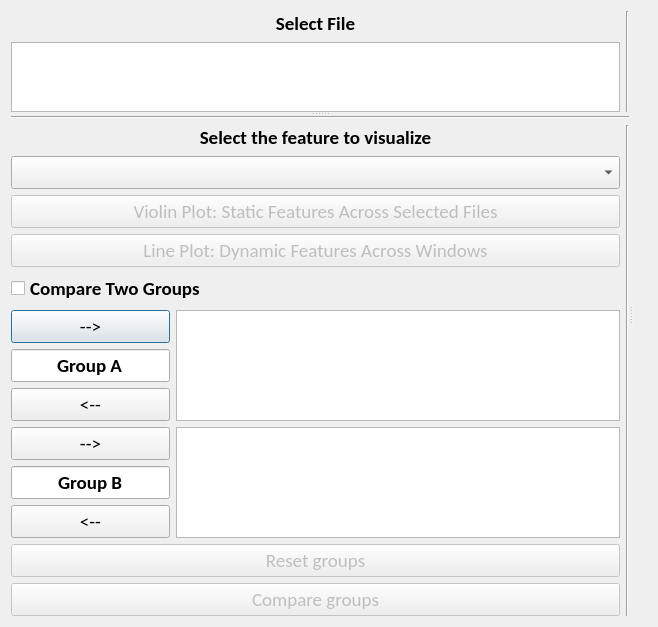
The window that EEG_COMET/ui/FeatureVisualizationWindow.ui (eeg-comet/eeg-comet) describes before a commit, drawn with Qt 5.
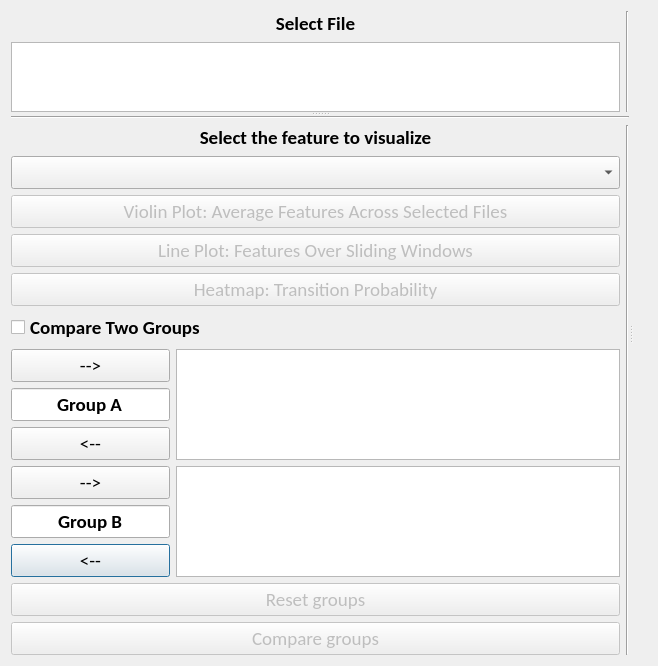
The same window after the commit.

Commit message: improved the feature extraction and visualization

```diff
--- a/EEG_COMET/ui/FeatureVisualizationWindow.ui
+++ b/EEG_COMET/ui/FeatureVisualizationWindow.ui
@@ -7,7 +7,7 @@
     <x>0</x>
     <y>0</y>
     <width>658</width>
-    <height>441</height>
+    <height>475</height>
    </rect>
   </property>
   <property name="font">
@@ -82,129 +82,8 @@
         </item>
        </layout>
       </widget>
-      <widget class="QWidget" name="">
+      <widget class="QWidget" name="layoutWidget">
        <layout class="QGridLayout" name="gridLayout_2">
-        <item row="1" column="2" rowspan="13">
-         <widget class="Line" name="line">
-          <property name="font">
-           <font>
-            <pointsize>14</pointsize>
-           </font>
-          </property>
-          <property name="orientation">
-           <enum>Qt::Vertical</enum>
-          </property>
-         </widget>
-        </item>
-        <item row="2" column="0" colspan="2">
-         <widget class="QComboBox" name="feature_combo">
-          <property name="sizePolicy">
-           <sizepolicy hsizetype="Preferred" vsizetype="Preferred">
-            <horstretch>0</horstretch>
-            <verstretch>0</verstretch>
-           </sizepolicy>
-          </property>
-          <property name="font">
-           <font>
-            <pointsize>14</pointsize>
-           </font>
-          </property>
-         </widget>
-        </item>
-        <item row="6" column="0">
-         <widget class="QPushButton" name="add_group_a_button">
-          <property name="sizePolicy">
-           <sizepolicy hsizetype="Preferred" vsizetype="Preferred">
-            <horstretch>0</horstretch>
-            <verstretch>0</verstretch>
-           </sizepolicy>
-          </property>
-          <property name="font">
-           <font>
-            <pointsize>14</pointsize>
-           </font>
-          </property>
-          <property name="text">
-           <string>--&gt;</string>
-          </property>
-         </widget>
-        </item>
-        <item row="7" column="0">
-         <widget class="QLineEdit" name="group_a_lineedit">
-          <property name="sizePolicy">
-           <sizepolicy hsizetype="Preferred" vsizetype="Preferred">
-            <horstretch>0</horstretch>
-            <verstretch>0</verstretch>
-           </sizepolicy>
-          </property>
-          <property name="font">
-           <font>
-            <pointsize>14</pointsize>
-            <weight>75</weight>
-            <bold>true</bold>
-           </font>
-          </property>
-          <property name="text">
-           <string>Group A</string>
-          </property>
-          <property name="alignment">
-           <set>Qt::AlignCenter</set>
-          </property>
-         </widget>
-        </item>
-        <item row="6" column="1" rowspan="3">
-         <widget class="QListWidget" name="group_a_files_list">
-          <property name="sizePolicy">
-           <sizepolicy hsizetype="MinimumExpanding" vsizetype="Expanding">
-            <horstretch>0</horstretch>
-            <verstretch>0</verstretch>
-           </sizepolicy>
-          </property>
-          <property name="font">
-           <font>
-            <pointsize>14</pointsize>
-            <italic>true</italic>
-           </font>
-          </property>
-         </widget>
-        </item>
-        <item row="3" column="0" colspan="2">
-         <widget class="QPushButton" name="plot_all_static_button">
-          <property name="enabled">
-           <bool>false</bool>
-          </property>
-          <property name="sizePolicy">
-           <sizepolicy hsizetype="Preferred" vsizetype="Preferred">
-            <horstretch>0</horstretch>
-            <verstretch>0</verstretch>
-           </sizepolicy>
-          </property>
-          <property name="font">
-           <font>
-            <pointsize>14</pointsize>
-           </font>
-          </property>
-          <property name="text">
-           <string>Violin Plot: Static Features Across Selected Files</string>
-          </property>
-         </widget>
-        </item>
-        <item row="4" column="0" colspan="2">
-         <widget class="QPushButton" name="plot_all_dynamic_button">
-          <property name="enabled">
-           <bool>false</bool>
-          </property>
-          <property name="sizePolicy">
-           <sizepolicy hsizetype="Preferred" vsizetype="Preferred">
-            <horstretch>0</horstretch>
-            <verstretch>0</verstretch>
-           </sizepolicy>
-          </property>
-          <property name="text">
-           <string>Line Plot: Dynamic Features Across Windows</string>
-          </property>
-         </widget>
-        </item>
         <item row="1" column="0" colspan="2">
          <widget class="QLabel" name="feature_label">
           <property name="sizePolicy">
@@ -228,7 +107,7 @@
           </property>
          </widget>
         </item>
-        <item row="11" column="0">
+        <item row="12" column="0">
          <widget class="QPushButton" name="remove_group_b_button">
           <property name="sizePolicy">
            <sizepolicy hsizetype="Preferred" vsizetype="Preferred">
@@ -246,7 +125,7 @@
           </property>
          </widget>
         </item>
-        <item row="13" column="0" colspan="2">
+        <item row="14" column="0" colspan="2">
          <widget class="QPushButton" name="plot_groups_button">
           <property name="enabled">
            <bool>false</bool>
@@ -267,10 +146,10 @@
           </property>
          </widget>
         </item>
-        <item row="9" column="1" rowspan="3">
-         <widget class="QListWidget" name="group_b_files_list">
+        <item row="10" column="0">
+         <widget class="QPushButton" name="add_group_b_button">
           <property name="sizePolicy">
-           <sizepolicy hsizetype="MinimumExpanding" vsizetype="Expanding">
+           <sizepolicy hsizetype="Preferred" vsizetype="Preferred">
             <horstretch>0</horstretch>
             <verstretch>0</verstretch>
            </sizepolicy>
@@ -278,12 +157,14 @@
           <property name="font">
            <font>
             <pointsize>14</pointsize>
-            <italic>true</italic>
            </font>
           </property>
+          <property name="text">
+           <string>--&gt;</string>
+          </property>
          </widget>
         </item>
-        <item row="12" column="0" colspan="2">
+        <item row="13" column="0" colspan="2">
          <widget class="QPushButton" name="reset_groups_button">
           <property name="enabled">
            <bool>false</bool>
@@ -304,7 +185,23 @@
           </property>
          </widget>
         </item>
-        <item row="10" column="0">
+        <item row="10" column="1" rowspan="3">
+         <widget class="QListWidget" name="group_b_files_list">
+          <property name="sizePolicy">
+           <sizepolicy hsizetype="MinimumExpanding" vsizetype="Expanding">
+            <horstretch>0</horstretch>
+            <verstretch>0</verstretch>
+           </sizepolicy>
+          </property>
+          <property name="font">
+           <font>
+            <pointsize>14</pointsize>
+            <italic>true</italic>
+           </font>
+          </property>
+         </widget>
+        </item>
+        <item row="11" column="0">
          <widget class="QLineEdit" name="group_b_lineedit">
           <property name="sizePolicy">
            <sizepolicy hsizetype="Preferred" vsizetype="Preferred">
@@ -327,25 +224,14 @@
           </property>
          </widget>
         </item>
+        <item row="0" column="0" colspan="3">
+         <widget class="Line" name="line_3">
+          <property name="orientation">
+           <enum>Qt::Horizontal</enum>
+          </property>
+         </widget>
+        </item>
         <item row="9" column="0">
-         <widget class="QPushButton" name="add_group_b_button">
-          <property name="sizePolicy">
-           <sizepolicy hsizetype="Preferred" vsizetype="Preferred">
-            <horstretch>0</horstretch>
-            <verstretch>0</verstretch>
-           </sizepolicy>
-          </property>
-          <property name="font">
-           <font>
-            <pointsize>14</pointsize>
-           </font>
-          </property>
-          <property name="text">
-           <string>--&gt;</string>
-          </property>
-         </widget>
-        </item>
-        <item row="8" column="0">
          <widget class="QPushButton" name="remove_group_a_button">
           <property name="sizePolicy">
            <sizepolicy hsizetype="Preferred" vsizetype="Preferred">
@@ -363,7 +249,7 @@
           </property>
          </widget>
         </item>
-        <item row="5" column="0" colspan="2">
+        <item row="6" column="0" colspan="2">
          <widget class="QCheckBox" name="compare_groups_checkbox">
           <property name="font">
            <font>
@@ -376,10 +262,140 @@
           </property>
          </widget>
         </item>
-        <item row="0" column="0" colspan="3">
-         <widget class="Line" name="line_3">
+        <item row="2" column="0" colspan="2">
+         <widget class="QComboBox" name="feature_combo">
+          <property name="sizePolicy">
+           <sizepolicy hsizetype="Preferred" vsizetype="Preferred">
+            <horstretch>0</horstretch>
+            <verstretch>0</verstretch>
+           </sizepolicy>
+          </property>
+          <property name="font">
+           <font>
+            <pointsize>14</pointsize>
+           </font>
+          </property>
+         </widget>
+        </item>
+        <item row="1" column="2" rowspan="14">
+         <widget class="Line" name="line">
+          <property name="font">
+           <font>
+            <pointsize>14</pointsize>
+           </font>
+          </property>
           <property name="orientation">
-           <enum>Qt::Horizontal</enum>
+           <enum>Qt::Vertical</enum>
+          </property>
+         </widget>
+        </item>
+        <item row="8" column="0">
+         <widget class="QLineEdit" name="group_a_lineedit">
+          <property name="sizePolicy">
+           <sizepolicy hsizetype="Preferred" vsizetype="Preferred">
+            <horstretch>0</horstretch>
+            <verstretch>0</verstretch>
+           </sizepolicy>
+          </property>
+          <property name="font">
+           <font>
+            <pointsize>14</pointsize>
+            <weight>75</weight>
+            <bold>true</bold>
+           </font>
+          </property>
+          <property name="text">
+           <string>Group A</string>
+          </property>
+          <property name="alignment">
+           <set>Qt::AlignCenter</set>
+          </property>
+         </widget>
+        </item>
+        <item row="7" column="0">
+         <widget class="QPushButton" name="add_group_a_button">
+          <property name="sizePolicy">
+           <sizepolicy hsizetype="Preferred" vsizetype="Preferred">
+            <horstretch>0</horstretch>
+            <verstretch>0</verstretch>
+           </sizepolicy>
+          </property>
+          <property name="font">
+           <font>
+            <pointsize>14</pointsize>
+           </font>
+          </property>
+          <property name="text">
+           <string>--&gt;</string>
+          </property>
+         </widget>
+        </item>
+        <item row="7" column="1" rowspan="3">
+         <widget class="QListWidget" name="group_a_files_list">
+          <property name="sizePolicy">
+           <sizepolicy hsizetype="MinimumExpanding" vsizetype="Expanding">
+            <horstretch>0</horstretch>
+            <verstretch>0</verstretch>
+           </sizepolicy>
+          </property>
+          <property name="font">
+           <font>
+            <pointsize>14</pointsize>
+            <italic>true</italic>
+           </font>
+          </property>
+         </widget>
+        </item>
+        <item row="4" column="0" colspan="2">
+         <widget class="QPushButton" name="plot_all_dynamic_button">
+          <property name="enabled">
+           <bool>false</bool>
+          </property>
+          <property name="sizePolicy">
+           <sizepolicy hsizetype="Preferred" vsizetype="Preferred">
+            <horstretch>0</horstretch>
+            <verstretch>0</verstretch>
+           </sizepolicy>
+          </property>
+          <property name="text">
+           <string>Line Plot: Features Over Sliding Windows</string>
+          </property>
+         </widget>
+        </item>
+        <item row="3" column="0" colspan="2">
+         <widget class="QPushButton" name="plot_all_static_button">
+          <property name="enabled">
+           <bool>false</bool>
+          </property>
+          <property name="sizePolicy">
+           <sizepolicy hsizetype="Preferred" vsizetype="Preferred">
+            <horstretch>0</horstretch>
+            <verstretch>0</verstretch>
+           </sizepolicy>
+          </property>
+          <property name="font">
+           <font>
+            <pointsize>14</pointsize>
+           </font>
+          </property>
+          <property name="text">
+           <string>Violin Plot: Average Features Across Selected Files</string>
+          </property>
+         </widget>
+        </item>
+        <item row="5" column="0" colspan="2">
+         <widget class="QPushButton" name="plot_heatmap_button">
+          <property name="enabled">
+           <bool>false</bool>
+          </property>
+          <property name="sizePolicy">
+           <sizepolicy hsizetype="Preferred" vsizetype="Preferred">
+            <horstretch>0</horstretch>
+            <verstretch>0</verstretch>
+           </sizepolicy>
+          </property>
+          <property name="text">
+           <string>Heatmap: Transition Probability</string>
           </property>
          </widget>
         </item>
```
Left out of the diff: 3 changed lines with no effect on the pictures. The commit also changes 6 other files.
